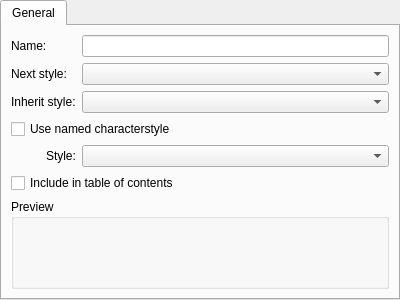
First picture: the form in shapes/text/dialogs/ParagraphGeneral.ui, repository KDE/calligra, before the edit.
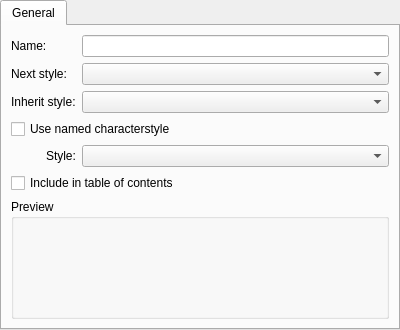
Second picture: the form after the edit.

```diff
--- a/shapes/text/dialogs/ParagraphGeneral.ui
+++ b/shapes/text/dialogs/ParagraphGeneral.ui
@@ -6,7 +6,7 @@
     <x>0</x>
     <y>0</y>
     <width>400</width>
-    <height>300</height>
+    <height>330</height>
    </rect>
   </property>
   <property name="windowTitle" >
```
Left out of the diff: 9 changed lines with no effect on the pictures.
